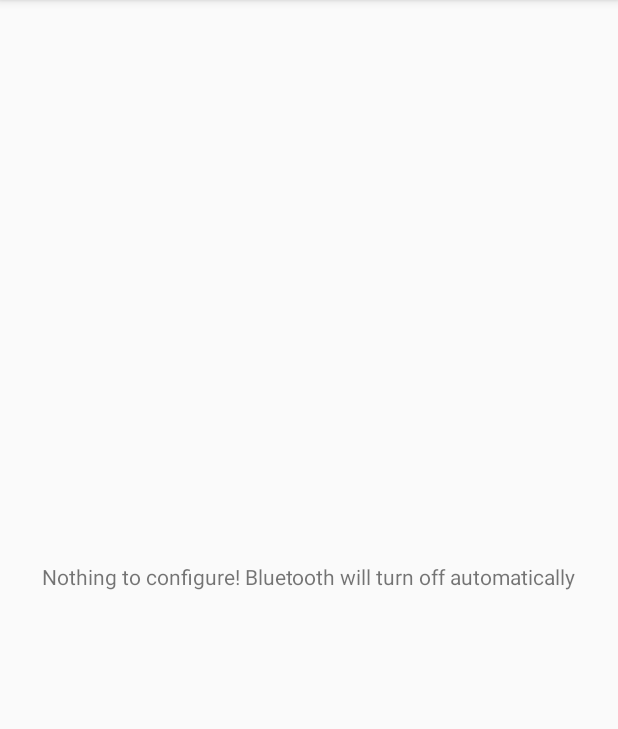
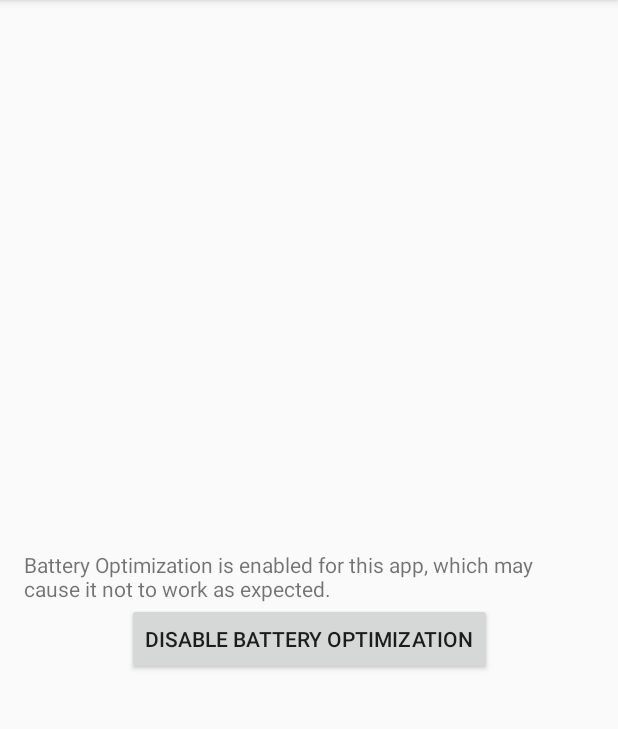
Before and after one commit to Mystro256/autooffbluetooth, an Android app: the screen it shows after launch (MainActivity), on a phone screen of 412 x 824 dp, the part 84-813 px from its top. Run offline under Robolectric (Android 15) with nearby library versions, the phone set to English and light mode, and no system bars.

Commit message:
Add check for battery optimization
This causes the app not to work as well. Check and suggest to disable it
via a button.

As well, make use of "strings.xml" for easier future translation.

```diff
--- a/app/src/main/AndroidManifest.xml
+++ b/app/src/main/AndroidManifest.xml
@@ -5,6 +5,7 @@
     <uses-permission android:name="android.permission.BLUETOOTH_ADMIN"/>
     <uses-permission android:name="android.permission.BLUETOOTH"/>
     <uses-permission android:name="android.permission.WAKE_LOCK"/>
+    <uses-permission android:name="android.permission.REQUEST_IGNORE_BATTERY_OPTIMIZATIONS"/>
 
     <application
         android:allowBackup="true"
--- a/app/src/main/res/layout/activity_main.xml
+++ b/app/src/main/res/layout/activity_main.xml
@@ -7,12 +7,34 @@
     tools:context=".MainActivity">
 
     <TextView
+        android:id="@+id/WelcomeText"
         android:layout_width="wrap_content"
         android:layout_height="wrap_content"
-        android:text="Nothing to configure! Bluetooth will turn off automatically"
+        android:text="@string/WelcomeText"
+        android:visibility="gone"
         app:layout_constraintBottom_toBottomOf="parent"
         app:layout_constraintLeft_toLeftOf="parent"
         app:layout_constraintRight_toRightOf="parent"
         app:layout_constraintTop_toTopOf="parent" />
 
+    <TextView
+        android:id="@+id/batteryOptimizationText"
+        android:layout_width="380dp"
+        android:layout_height="wrap_content"
+        android:text="@string/batteryOptimizationText"
+        app:layout_constraintBottom_toBottomOf="parent"
+        app:layout_constraintLeft_toLeftOf="parent"
+        app:layout_constraintRight_toRightOf="parent"
+        app:layout_constraintTop_toTopOf="parent" />
+
+    <Button
+        android:id="@+id/batteryOptimizationButton"
+        android:layout_width="wrap_content"
+        android:layout_height="wrap_content"
+        android:text="@string/batteryOptimizationButton"
+        android:onClick="disableBatteryOptimization"
+        app:layout_constraintLeft_toLeftOf="parent"
+        app:layout_constraintRight_toRightOf="parent"
+        app:layout_constraintTop_toBottomOf="@+id/batteryOptimizationText" />
+
 </android.support.constraint.ConstraintLayout>
--- a/app/src/main/res/values/strings.xml
+++ b/app/src/main/res/values/strings.xml
@@ -1,3 +1,6 @@
 <resources>
     <string name="app_name">Auto Off Bluetooth</string>
+    <string name="WelcomeText">Nothing to configure! Bluetooth will turn off automatically.</string>
+    <string name="batteryOptimizationText">Battery Optimization is enabled for this app, which may cause it not to work as expected.</string>
+    <string name="batteryOptimizationButton">Disable Battery Optimization</string>
 </resources>
```
Also changed, not shown: app/src/main/java/com/mystro256/autooffbluetooth/MainActivity.java (+34 -0 lines).
